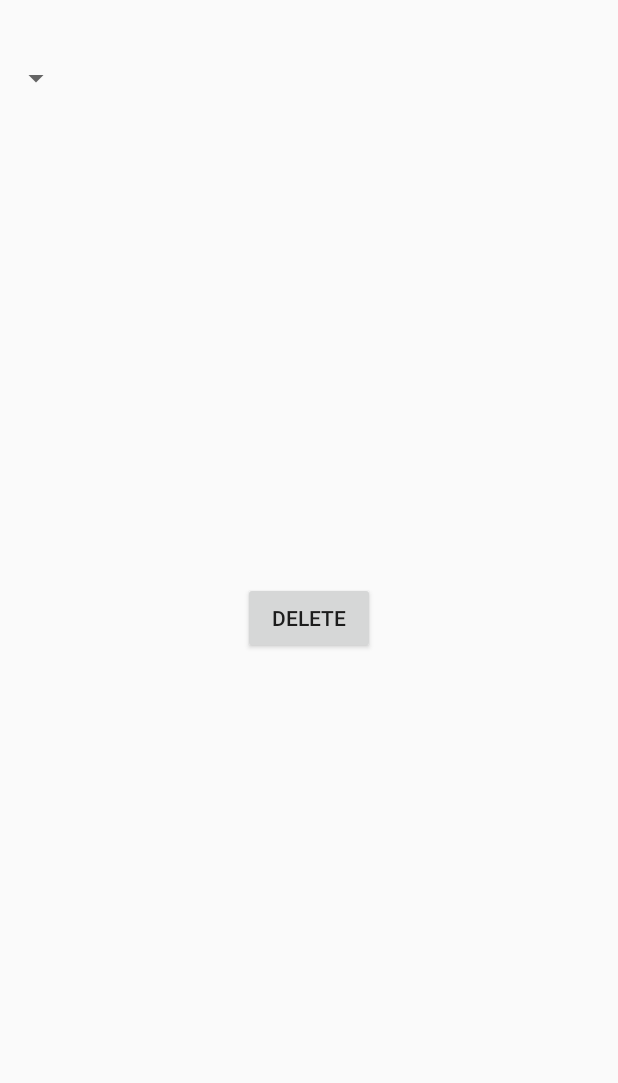
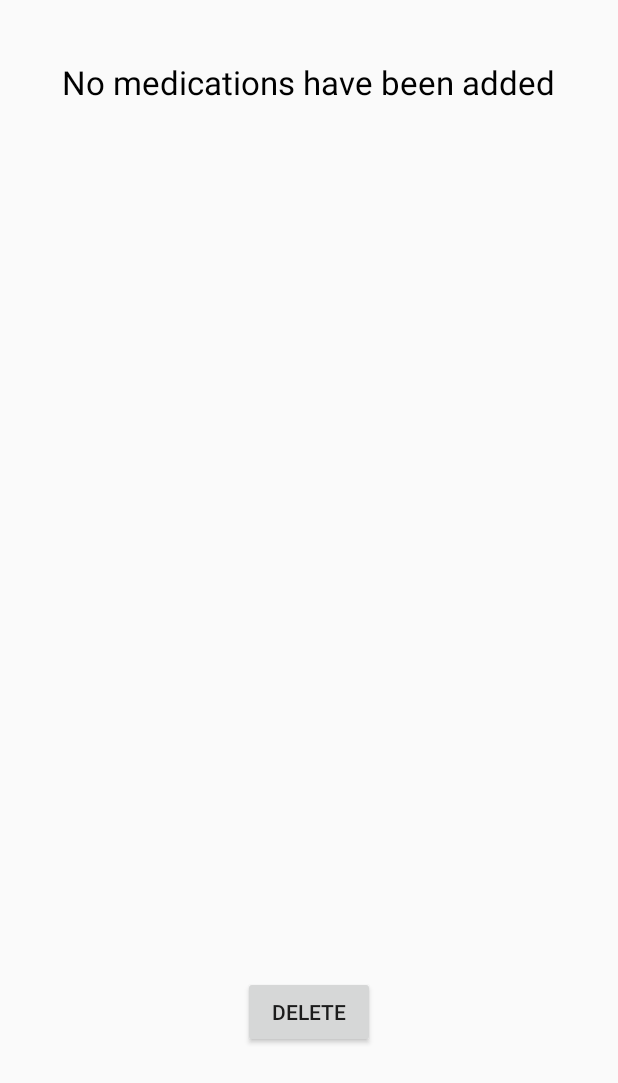
Before and after one commit to ENGR-103-Group-061-02/Pill_Reminder, an Android app: the Delete_Pill screen opened directly, with no data from a screen before it, on a phone screen of 412 x 824 dp. Shown: the top 1083 px of the screen. Run offline under Robolectric (Android 15) with nearby library versions, the light colour scheme and no system bars; 1 statement that could not run was skipped.

Commit message:
EditText works, added some user comforts

```diff
--- a/app/src/main/java/com/drexel/engr103grp061_02/pillreminder/AlarmReceiver.java
+++ b/app/src/main/java/com/drexel/engr103grp061_02/pillreminder/AlarmReceiver.java
@@ -21,7 +21,6 @@ public class AlarmReceiver extends BroadcastReceiver {
         String title = intent.getStringExtra("title");
         String detail = intent.getStringExtra("detail");
         int id = intent.getIntExtra("id", 0);
-        String name = intent.getStringExtra("name");
         NotificationCompat.Builder mBuilder =
                 new NotificationCompat.Builder(context)
                         .setSmallIcon(R.drawable.ic_stat_image_control_point)
@@ -38,6 +37,6 @@ public class AlarmReceiver extends BroadcastReceiver {
         mBuilder.setSound(alarmSound);
 
         NotificationManager mNotificationManager = (NotificationManager) context.getSystemService(Context.NOTIFICATION_SERVICE);
-        mNotificationManager.notify(name,id, mBuilder.build());
+        mNotificationManager.notify(id, mBuilder.build());
     }
 }
--- a/app/src/main/java/com/drexel/engr103grp061_02/pillreminder/Delete_Pill.java
+++ b/app/src/main/java/com/drexel/engr103grp061_02/pillreminder/Delete_Pill.java
@@ -13,6 +13,7 @@ import android.os.Bundle;
 import android.view.View;
 import android.widget.AdapterView;
 import android.widget.Spinner;
+import android.widget.TextView;
 import android.widget.Toast;
 
 import com.drexel.engr103grp061_02.pillreminder.adapters.CustomCursorAdapter;
@@ -29,10 +30,16 @@ public class Delete_Pill extends Activity implements AdapterView.OnItemSelectedL
     public  void onCreate(Bundle savedInstanceState) {
         super.onCreate(savedInstanceState);
         setContentView(R.layout.delete_pill_layout);
+        TextView defaultText = (TextView) findViewById(R.id.defaultText);
         feed = new FeedReaderContract().new FeedReaderDbHelper(this);
         sql = feed.getWritableDatabase();
         Spinner spinner = (Spinner) findViewById(R.id.spinner);
         Cursor cursor = feed.getInfo(sql);
+        if(cursor.getCount()==0){
+            defaultText.setText("No medications have been added");
+        }else{
+            defaultText.setText("");
+        }
         CustomCursorAdapter spin_adapt = new CustomCursorAdapter (getApplicationContext(), cursor,0);
         spinner.setAdapter(spin_adapt);
         spinner.setOnItemSelectedListener(this);
@@ -70,7 +77,7 @@ public class Delete_Pill extends Activity implements AdapterView.OnItemSelectedL
             PendingIntent pendingIntent = PendingIntent.getBroadcast(this, 0, alarmIntent, PendingIntent.FLAG_ONE_SHOT);
             AlarmManager alarmManager = (AlarmManager) getSystemService(ALARM_SERVICE);
             alarmManager.cancel(pendingIntent);
-            mNotificationManager.cancel(name, id);
+            mNotificationManager.cancel(id);
             Intent intent = new Intent(this, Main2Activity.class);
             startActivity(intent);
         }
--- a/app/src/main/java/com/drexel/engr103grp061_02/pillreminder/database/FeedReaderContract.java
+++ b/app/src/main/java/com/drexel/engr103grp061_02/pillreminder/database/FeedReaderContract.java
@@ -105,6 +105,41 @@ public final class FeedReaderContract {
                     values);
         }
 
+        public void addData(SQLiteDatabase db, String name, int quantity, Time t, String instructions) {
+
+            // Create a new map of values, where column names are the keys
+            ContentValues values = new ContentValues();
+            Random rand = new Random();
+            int id = 0;
+            int rowId = 0;
+            Cursor cursor = this.getInfo(db);
+            if(cursor.getCount()>0) {
+                while (rowId != -1) {
+                    id = rand.nextInt();
+                    SQLiteStatement getRowIDFromNameAndTime;
+                    String sql = "select " + FeedEntry._ID + " from " + FeedEntry.TABLE_NAME +
+                            " where " + FeedEntry._ID + " = ?";
+                    getRowIDFromNameAndTime = db.compileStatement(sql);
+                    getRowIDFromNameAndTime.bindLong(1, id);
+                    rowId = (int) getRowIDFromNameAndTime.executeInsert();
+                }
+            }
+
+            values.put(FeedEntry._ID, id);
+            values.put(FeedEntry.COLUMN_NAME_NAME, name);
+            values.put(FeedEntry.COLUMN_NAME_QUANTITY, quantity);
+            values.put(FeedEntry.COLUMN_NAME_HOURS, t.getHours());
+            values.put(FeedEntry.COLUMN_NAME_MINUTES, t.getMinutes());
+            values.put(FeedEntry.COLUMN_NAME_INSTRUCTIONS, instructions);
+
+            // Insert the new row, returning the primary key value of the new row
+            long newRowId;
+            newRowId = db.insert(
+                    FeedEntry.TABLE_NAME,
+                    "null",
+                    values);
+        }
+
         public void deleteData(SQLiteDatabase db, int id) {
             // Define 'where' part of query.
             String selection =  FeedEntry._ID + " LIKE ?";
@@ -114,7 +149,7 @@ public final class FeedReaderContract {
             db.delete(FeedEntry.TABLE_NAME, selection, selectionArgs);
         }
 
-        public void updatePill(Pill oldPill, Pill newPill, SQLiteDatabase db){
+        public void updatePill(SQLiteDatabase db, Pill oldPill, Pill newPill){
             String oldName = oldPill.getName();
             int oldHours = oldPill.getHours();
             int oldMinutes = oldPill.getMinutes();
@@ -125,15 +160,7 @@ public final class FeedReaderContract {
 
             String newInstructions = newPill.getInstructions();
 
-            SQLiteStatement getRowIDFromNameAndTime;
-            String sql = "select "+FeedEntry._ID+" from " + FeedEntry.TABLE_NAME +
-                    " where " + FeedEntry.COLUMN_NAME_NAME + "='" + oldName + "' and " + FeedEntry.COLUMN_NAME_HOURS
-                    + "= ? and " + FeedEntry.COLUMN_NAME_MINUTES +
-                    "= ?";
-            getRowIDFromNameAndTime = db.compileStatement(sql);
-            getRowIDFromNameAndTime.bindLong(1, oldHours);
-            getRowIDFromNameAndTime.bindLong(2, oldMinutes);
-            int rowId = (int) getRowIDFromNameAndTime.executeInsert();
+            int rowId = getIdByNameAndTime(db, oldName, new Time(oldHours, oldMinutes));
 
             ContentValues values = new ContentValues();
             values.put(FeedEntry.COLUMN_NAME_NAME, newName);
@@ -238,8 +265,10 @@ public final class FeedReaderContract {
         }
 
         public int getRowCount(SQLiteDatabase db){
+            String sqlCommand = "select count(*) from " + FeedEntry.TABLE_NAME;
+
             Cursor cursor = getInfo(db);
-            return cursor.getCount()-1;
+            return cursor.getCount();
         }
 
     }
--- a/app/src/main/res/layout/add_pill.xml
+++ b/app/src/main/res/layout/add_pill.xml
@@ -41,7 +41,7 @@
         <Button
             android:layout_width="wrap_content"
             android:layout_height="wrap_content"
-            android:text="Add Pill"
+            android:text="Submit"
             android:id="@+id/add_pill"
             android:onClick="add_pill"
             android:layout_marginBottom="28dp"
--- a/app/src/main/res/layout/delete_pill_layout.xml
+++ b/app/src/main/res/layout/delete_pill_layout.xml
@@ -15,17 +15,29 @@
             android:onClick="delete_bttn"
             android:enabled="true"
             android:clickable="true"
-            android:layout_centerVertical="true"
-            android:layout_centerHorizontal="true" />
+            android:layout_alignParentBottom="true"
+            android:layout_centerHorizontal="true"
+            android:layout_marginBottom="125dp" />
 
         <Spinner
             android:layout_width="wrap_content"
             android:layout_height="wrap_content"
             android:id="@+id/spinner"
-            android:layout_marginTop="40dp"
-            android:layout_alignParentTop="true"
+            android:background="#00ffffff"
+            android:layout_alignTop="@+id/defaultText"
             android:layout_alignParentLeft="true"
             android:layout_alignParentStart="true" />
 
+        <TextView
+            android:layout_width="wrap_content"
+            android:layout_height="wrap_content"
+            android:textAppearance="?android:attr/textAppearanceLarge"
+            android:text="Large Text"
+            android:id="@+id/defaultText"
+            android:textColor="#000000"
+            android:layout_alignParentTop="true"
+            android:layout_centerHorizontal="true"
+            android:layout_marginTop="40dp" />
+
     </RelativeLayout>
 </LinearLayout>
```
Also changed, not shown: app/src/main/AndroidManifest.xml (+14 -6 lines), app/src/main/java/com/drexel/engr103grp061_02/pillreminder/EditPill.java (+61 -12 lines), app/src/main/java/com/drexel/engr103grp061_02/pillreminder/SelectPill.java (+7 -1 lines), app/src/main/java/com/drexel/engr103grp061_02/pillreminder/adapters/CustomCursorAdapter.java (+3 -7 lines), app/src/main/res/layout/content_edit_pill.xml (+22 -10 lines), app/src/main/res/layout/content_select_pill.xml (+15 -3 lines).
